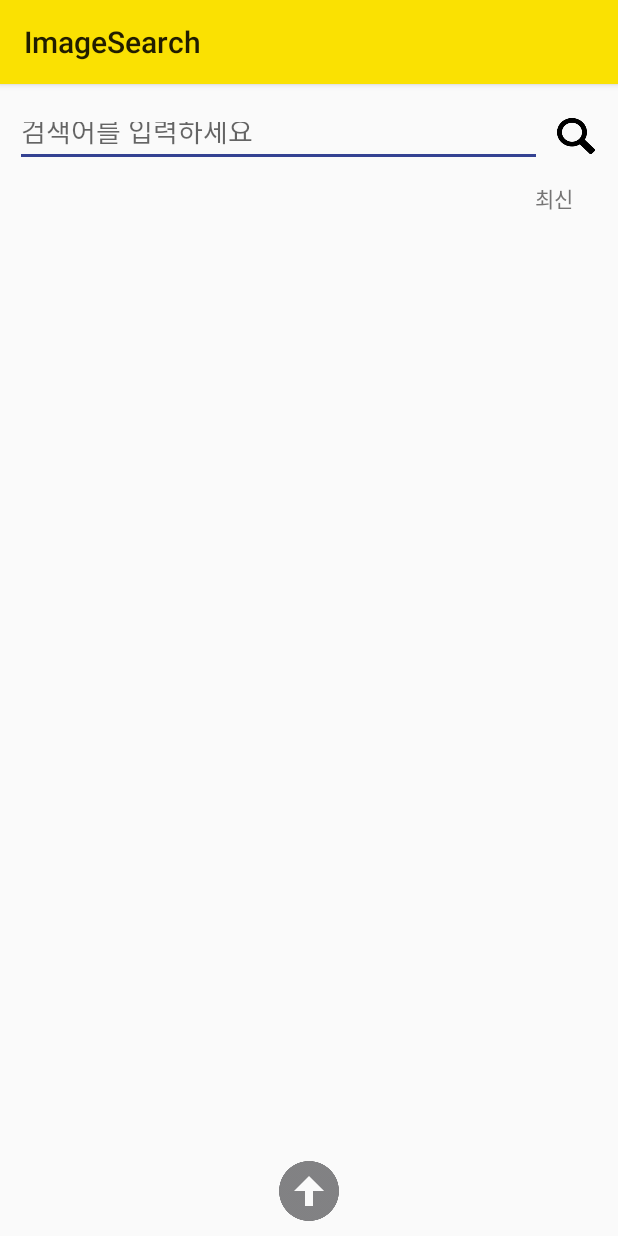
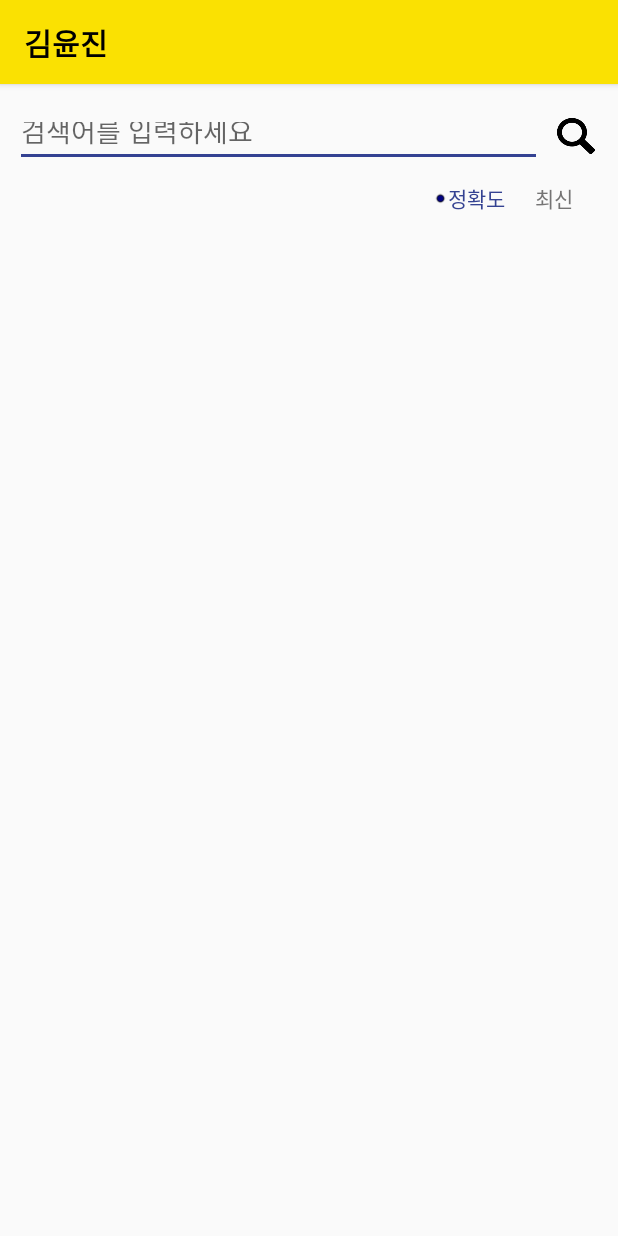
Before and after one commit to KimYJin/ImageSearch, an Android app: the screen it shows after launch (MainActivity), after a tap on an icon or button, on a phone screen of 412 x 824 dp. Run offline under Robolectric (Android 15) with nearby library versions, the phone set to English and light mode, and no system bars; our stand-ins replace RxJava, data binding; pictures from the network do not load.

Commit message:
name on toolbar

```diff
--- a/app/src/main/java/org/androidtown/imagesearch/view/MainActivity.kt
+++ b/app/src/main/java/org/androidtown/imagesearch/view/MainActivity.kt
@@ -14,8 +14,10 @@ import android.view.inputmethod.InputMethodManager
 import android.widget.Toast
 import androidx.recyclerview.widget.GridLayoutManager
 import androidx.viewpager.widget.ViewPager
+import kotlinx.android.synthetic.main.activity_main.*
 import kotlinx.android.synthetic.main.detail_image_view.*
 import kotlinx.android.synthetic.main.detail_image_view.view.*
+import kotlinx.android.synthetic.main.toolbar.view.*
 import org.androidtown.imagesearch.*
 import org.androidtown.imagesearch.model.Document
 import org.androidtown.imagesearch.model.SortEnum
@@ -68,7 +70,7 @@ class MainActivity : AppCompatActivity(), CallEvent {
     private fun initView() {
 
         //툴바
-        setSupportActionBar(binding.mainToolbar)
+        setSupportActionBar(main_toolbar.toolbar)
 
         //정확도, 최신 버튼 초기화
         binding.sortAccuracyTextBtn.isSelected = true
@@ -117,15 +119,18 @@ class MainActivity : AppCompatActivity(), CallEvent {
          * 뷰모델의 documentLiveData 가 바뀌면, 리사이클러뷰 어댑터에 넘겨줌
          */
         viewModel.documentLiveData.observe(this, Observer { documents ->
-            documentList = documents
-            imageRecyclerViewAdapter.setItems(documentList)
+            if (documents.size == 0) {
+                Toast.makeText(this, "검색결과가 없습니다.", Toast.LENGTH_SHORT).show()
+            }
+                documentList = documents
+                imageRecyclerViewAdapter.setItems(documentList)
         })
 
         /**
          * 뷰모델의 nextDocumentLiveData 바뀌면,
          * 리사이클러뷰 어댑터에 다음 페이지의 이미지 리스트가 추가된 리스트 넘겨줌
          * * */
-        viewModel.nextDocumentLiveData.observe(this,Observer{nextDocuments ->
+        viewModel.nextDocumentLiveData.observe(this, Observer { nextDocuments ->
             documentList.addAll(nextDocuments)
             imageRecyclerViewAdapter.setItems(documentList)
         })
@@ -163,7 +168,7 @@ class MainActivity : AppCompatActivity(), CallEvent {
         }
 
         //스크롤 최상단 바로가기 버튼 클릭 시
-        binding.topButton.setOnClickListener{
+        binding.topButton.setOnClickListener {
             //스크롤 최상단으로 올리기
             binding.imageRecyclerview.layoutManager!!.scrollToPosition(0)
         }
@@ -171,7 +176,7 @@ class MainActivity : AppCompatActivity(), CallEvent {
         //디바이스 키보드 엔터시 검색
         binding.searchEdittxt.setOnEditorActionListener { _, actionId, _ ->
             var handled = false
-            if(actionId == EditorInfo.IME_ACTION_SEARCH){
+            if (actionId == EditorInfo.IME_ACTION_SEARCH) {
                 onClickSearchBtn()
                 handled = true
             }
@@ -191,19 +196,22 @@ class MainActivity : AppCompatActivity(), CallEvent {
         //스크롤 최상단으로 올리기
         binding.imageRecyclerview.layoutManager!!.scrollToPosition(0)
 
-        //스크롤 최상단 바로가기 버튼 활성화
-        binding.topButton.visibility = View.VISIBLE
-
         //상세보기 뷰가 떠있는 경우, 상세보기 뷰 제거
         if (isPopUp) {
             removeDetailView()
         }
 
-        //뷰모델에 이미지 검색 명령
+        //검색창에 검색어가 있으면,
         if (binding.searchEdittxt.text.toString() != "") {
+
+            //뷰모델에 이미지 검색 명령
             searchWord = binding.searchEdittxt.text.toString()
             viewModel.getImageSearch(searchWord, sort, 1, size)
-        } else {
+
+            //스크롤 최상단 바로가기 버튼 활성화
+            binding.topButton.visibility = View.VISIBLE
+
+        } else {    //검색창에 검색어가 없으면 검색어를 입력하라는 토스트 메세지 띄우기
             Toast.makeText(this, "검색어를 입력해주세요", Toast.LENGTH_SHORT).show()
         }
     }
@@ -214,13 +222,14 @@ class MainActivity : AppCompatActivity(), CallEvent {
     override fun onFinishScroll(position: Int) {
 
         // meta 의 is_end 가 false 이고, 최대 page(50) 미만인 경우, 다음 페이지의 이미지 데이터 추가를 viewModel 에 명령
-        if(!viewModel.metaData.is_end && page < 50) {
+        if (!viewModel.metaData.is_end && page < 50) {
             viewModel.getImageSearch(searchWord, sort, page++, size)
         }
     }
 
     /**
      * 특정 이미지 클릭 시, 상세보기 뷰에 해당 이미지를 load
+     *
      * @param position ImageViewHolder
      */
     override fun onClickImage(position: Int) {
--- a/app/src/main/java/org/androidtown/imagesearch/viewmodel/MainViewModel.kt
+++ b/app/src/main/java/org/androidtown/imagesearch/viewmodel/MainViewModel.kt
@@ -35,14 +35,14 @@ class MainViewModel : ViewModel() {
      * 모델에 요청해서 이미지 검색결과 데이터를 받아, LiveData 갱신
      */
     fun getImageSearch(query: String, sort: SortEnum, page: Int, size: Int) {
-        addDisposable(model.getData(query, sort, page, size)
+        addDisposable(
+            model.getData(query, sort, page, size)
                 .subscribeOn(Schedulers.io())
                 .observeOn(AndroidSchedulers.mainThread())
                 .subscribe({
                     it.run {
                         metaData = meta     //해당 메소드 호출 전에 meta.is_end 검사를 위해 값 넣어줌.
-
-                    if (documents.size > 0) {
+                        Log.d("MainViewModel", "meta : $meta")
                         Log.d("MainViewModel", "documents : $documents")
 
                         if (page > 1) {  // 다음 페이지의 데이터를 가져온 경우, nextDocumentLiveData 를 갱신
@@ -50,8 +50,6 @@ class MainViewModel : ViewModel() {
                         } else {    //첫 번째 검색 결과 페이지인 경우, documentLiveData 를 갱신
                             documentLiveData.postValue(documents)
                         }
-                    }
-                    Log.d("MainViewModel", "meta : $meta")
                     }
                 }, {
                     Log.d("MainViewModel", "response error, message : ${it.message}")
@@ -67,5 +65,4 @@ class MainViewModel : ViewModel() {
         compositeDisposable.clear()
         super.onCleared()
     }
-
 }
--- a/app/src/main/res/layout/activity_main.xml
+++ b/app/src/main/res/layout/activity_main.xml
@@ -9,15 +9,8 @@
             tools:context=".MainActivity">
 
         <!-- 툴바 -->
-        <androidx.appcompat.widget.Toolbar
-                android:id="@+id/main_toolbar"
-                android:layout_width="0dp"
-                android:layout_height="?attr/actionBarSize"
-                android:background="@color/colorPrimary"
-                app:layout_constraintTop_toTopOf="parent"
-                app:layout_constraintLeft_toLeftOf="parent"
-                app:layout_constraintRight_toRightOf="parent"
-                android:elevation="3dp"/>
+        <include layout="@layout/toolbar"
+                 android:id="@+id/main_toolbar"/>
 
         <!-- 지원자 이름 -->
         <TextView
--- a/app/src/main/res/layout/toolbar.xml
+++ b/app/src/main/res/layout/toolbar.xml
@@ -1,6 +1,7 @@
 <?xml version="1.0" encoding="utf-8"?>
 
 <androidx.appcompat.widget.Toolbar
+        android:id="@+id/toolbar"
         xmlns:android="http://schemas.android.com/apk/res/android"
         xmlns:app="http://schemas.android.com/apk/res-auto"
         android:layout_width="match_parent"
```
Lines whose indentation alone changed are shown as unchanged.
